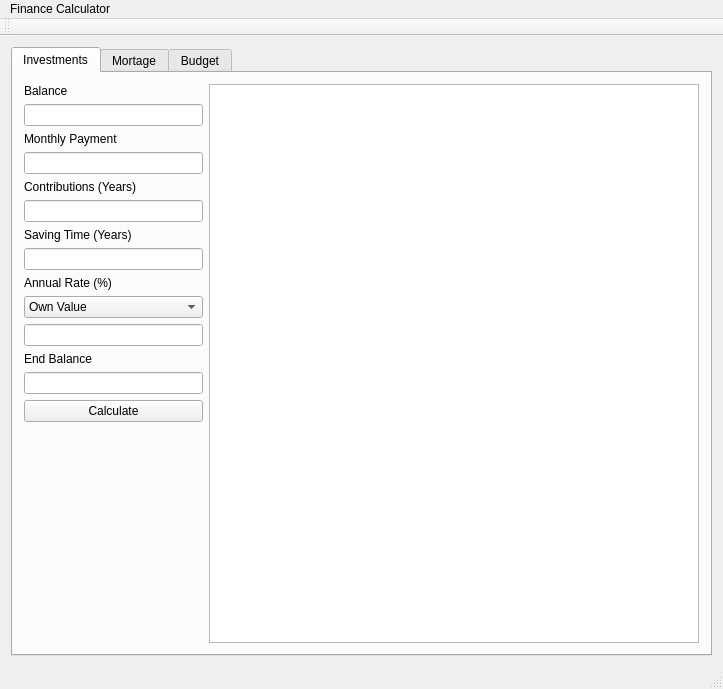
Before: the Qt Designer form mainwindow.ui in jrutanen/FinanceCalculator, drawn with Qt 5.
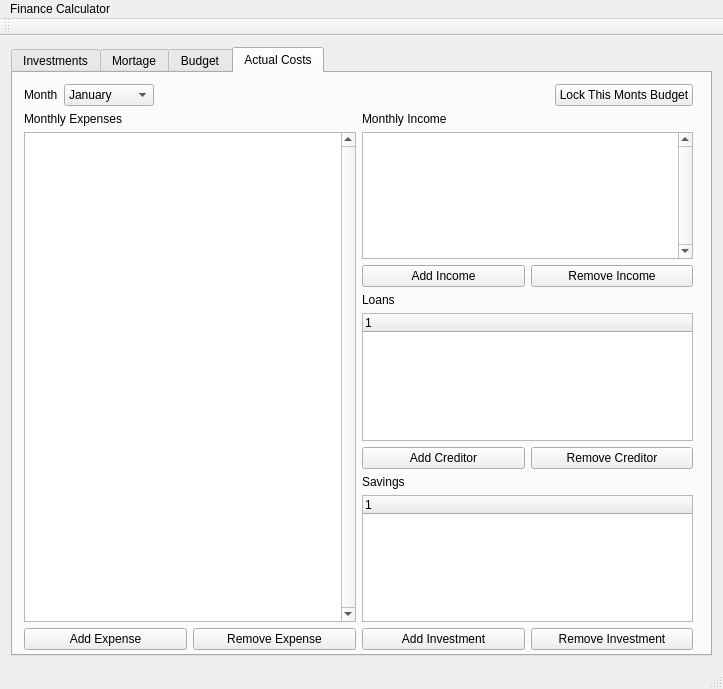
After: the same form once the commit is applied. The open tabs and pages were chosen to show the change. Custom widgets are drawn as their Qt base class.

Commit message: Added tab for actual cost.

Patch:
```diff
--- a/mainwindow.ui
+++ b/mainwindow.ui
@@ -659,6 +659,298 @@
         </layout>
        </widget>
       </widget>
+      <widget class="QWidget" name="tab_actual">
+       <attribute name="title">
+        <string>Actual Costs</string>
+       </attribute>
+       <widget class="QWidget" name="verticalLayoutWidget_4">
+        <property name="geometry">
+         <rect>
+          <x>0</x>
+          <y>0</y>
+          <width>691</width>
+          <height>588</height>
+         </rect>
+        </property>
+        <layout class="QVBoxLayout" name="verticalLayout_8">
+         <item>
+          <layout class="QHBoxLayout" name="horizontalLayout_11">
+           <item>
+            <widget class="QLabel" name="label_Month_2">
+             <property name="maximumSize">
+              <size>
+               <width>50</width>
+               <height>16777215</height>
+              </size>
+             </property>
+             <property name="text">
+              <string>Month</string>
+             </property>
+            </widget>
+           </item>
+           <item>
+            <widget class="QComboBox" name="cbMonth_2">
+             <property name="maximumSize">
+              <size>
+               <width>300</width>
+               <height>16777215</height>
+              </size>
+             </property>
+             <item>
+              <property name="text">
+               <string>January</string>
+              </property>
+             </item>
+             <item>
+              <property name="text">
+               <string>February</string>
+              </property>
+             </item>
+             <item>
+              <property name="text">
+               <string>March</string>
+              </property>
+             </item>
+             <item>
+              <property name="text">
+               <string>April</string>
+              </property>
+             </item>
+             <item>
+              <property name="text">
+               <string>May</string>
+              </property>
+             </item>
+             <item>
+              <property name="text">
+               <string>June</string>
+              </property>
+             </item>
+             <item>
+              <property name="text">
+               <string>July</string>
+              </property>
+             </item>
+             <item>
+              <property name="text">
+               <string>August</string>
+              </property>
+             </item>
+             <item>
+              <property name="text">
+               <string>September</string>
+              </property>
+             </item>
+             <item>
+              <property name="text">
+               <string>October</string>
+              </property>
+             </item>
+             <item>
+              <property name="text">
+               <string>November</string>
+              </property>
+             </item>
+             <item>
+              <property name="text">
+               <string>December</string>
+              </property>
+             </item>
+            </widget>
+           </item>
+           <item>
+            <spacer name="horizontalSpacer_2">
+             <property name="orientation">
+              <enum>Qt::Horizontal</enum>
+             </property>
+             <property name="sizeHint" stdset="0">
+              <size>
+               <width>40</width>
+               <height>20</height>
+              </size>
+             </property>
+            </spacer>
+           </item>
+           <item>
+            <widget class="QPushButton" name="pbSave_2">
+             <property name="text">
+              <string>Lock This Monts Budget</string>
+             </property>
+            </widget>
+           </item>
+          </layout>
+         </item>
+         <item>
+          <layout class="QHBoxLayout" name="horizontalLayout_8">
+           <item>
+            <layout class="QVBoxLayout" name="verticalLayout_9">
+             <item>
+              <widget class="QLabel" name="label_expenses_2">
+               <property name="text">
+                <string>Monthly Expenses</string>
+               </property>
+              </widget>
+             </item>
+             <item>
+              <widget class="QTableView" name="tableViewCost_2">
+               <property name="verticalScrollBarPolicy">
+                <enum>Qt::ScrollBarAlwaysOn</enum>
+               </property>
+               <property name="horizontalScrollBarPolicy">
+                <enum>Qt::ScrollBarAlwaysOff</enum>
+               </property>
+               <property name="autoScroll">
+                <bool>true</bool>
+               </property>
+               <property name="autoScrollMargin">
+                <number>16</number>
+               </property>
+               <property name="gridStyle">
+                <enum>Qt::DotLine</enum>
+               </property>
+              </widget>
+             </item>
+             <item>
+              <layout class="QHBoxLayout" name="horizontalLayout_9">
+               <item>
+                <widget class="QPushButton" name="pbAddCost_2">
+                 <property name="text">
+                  <string>Add Expense</string>
+                 </property>
+                </widget>
+               </item>
+               <item>
+                <widget class="QPushButton" name="pbRemoveCost_2">
+                 <property name="text">
+                  <string>Remove Expense</string>
+                 </property>
+                </widget>
+               </item>
+              </layout>
+             </item>
+            </layout>
+           </item>
+           <item>
+            <layout class="QVBoxLayout" name="verticalLayout_4">
+             <item>
+              <widget class="QLabel" name="labelIncome_2">
+               <property name="text">
+                <string>Monthly Income</string>
+               </property>
+              </widget>
+             </item>
+             <item>
+              <widget class="QTableView" name="tableViewIncome_2">
+               <property name="verticalScrollBarPolicy">
+                <enum>Qt::ScrollBarAlwaysOn</enum>
+               </property>
+               <property name="horizontalScrollBarPolicy">
+                <enum>Qt::ScrollBarAlwaysOff</enum>
+               </property>
+               <property name="autoScroll">
+                <bool>true</bool>
+               </property>
+               <property name="autoScrollMargin">
+                <number>16</number>
+               </property>
+               <property name="gridStyle">
+                <enum>Qt::DotLine</enum>
+               </property>
+              </widget>
+             </item>
+             <item>
+              <layout class="QHBoxLayout" name="horizontalLayout_12">
+               <item>
+                <widget class="QPushButton" name="pbAddIncome_2">
+                 <property name="text">
+                  <string>Add Income</string>
+                 </property>
+                </widget>
+               </item>
+               <item>
+                <widget class="QPushButton" name="pbRemoveIncome_2">
+                 <property name="text">
+                  <string>Remove Income</string>
+                 </property>
+                </widget>
+               </item>
+              </layout>
+             </item>
+             <item>
+              <widget class="QLabel" name="labelLoans_2">
+               <property name="text">
+                <string>Loans</string>
+               </property>
+              </widget>
+             </item>
+             <item>
+              <widget class="QTreeWidget" name="twLoan_2">
+               <column>
+                <property name="text">
+                 <string notr="true">1</string>
+                </property>
+               </column>
+              </widget>
+             </item>
+             <item>
+              <layout class="QHBoxLayout" name="horizontalLayout_13">
+               <item>
+                <widget class="QPushButton" name="pbAddLoan_2">
+                 <property name="text">
+                  <string>Add Creditor</string>
+                 </property>
+                </widget>
+               </item>
+               <item>
+                <widget class="QPushButton" name="pbRemoveLoan_2">
+                 <property name="text">
+                  <string>Remove Creditor</string>
+                 </property>
+                </widget>
+               </item>
+              </layout>
+             </item>
+             <item>
+              <widget class="QLabel" name="labelSavings_2">
+               <property name="text">
+                <string>Savings</string>
+               </property>
+              </widget>
+             </item>
+             <item>
+              <widget class="QTreeWidget" name="twSavings_2">
+               <column>
+                <property name="text">
+                 <string notr="true">1</string>
+                </property>
+               </column>
+              </widget>
+             </item>
+             <item>
+              <layout class="QHBoxLayout" name="horizontalLayout_14">
+               <item>
+                <widget class="QPushButton" name="pbAddSavings_2">
+                 <property name="text">
+                  <string>Add Investment</string>
+                 </property>
+                </widget>
+               </item>
+               <item>
+                <widget class="QPushButton" name="pbRemoveSavings_2">
+                 <property name="text">
+                  <string>Remove Investment</string>
+                 </property>
+                </widget>
+               </item>
+              </layout>
+             </item>
+            </layout>
+           </item>
+          </layout>
+         </item>
+        </layout>
+       </widget>
+      </widget>
      </widget>
     </item>
    </layout>
```
